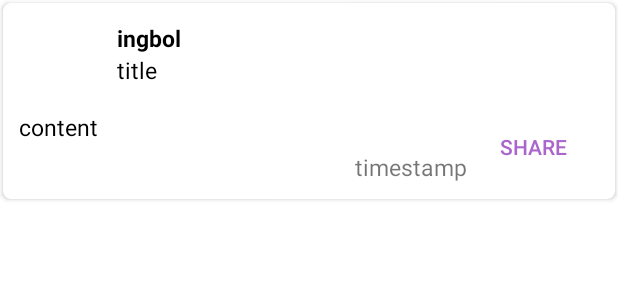
After one commit to TheFu527/e-game-playground, an Android app: the layout piazza_card.xml on its own in the app's theme, with its tools: preview values and no code run, on a phone screen of 412 x 824 dp. The commit adds this screen. Shown: the top 300 px of the screen. Run offline under Robolectric (Android 15) with nearby library versions, the phone set to English and light mode, and no system bars.

Commit message:
feat(piazza): add piazza_card layout & modify PiazzaCardDTO

```diff
--- a/EgamePlaygound/app/src/main/java/edu/neu/madcourse/numad21fa/egameplaygound/model/dto/PiazzaCardDTO.java
+++ b/EgamePlaygound/app/src/main/java/edu/neu/madcourse/numad21fa/egameplaygound/model/dto/PiazzaCardDTO.java
@@ -2,8 +2,8 @@ package edu.neu.madcourse.numad21fa.egameplaygound.model.dto;
 
 public class PiazzaCardDTO {
     private String uuid;
+    private String title;
     private String content;
-    private Integer numOfLikes;
     private UserInfoDTO creatorUser;
     private String timestamp;
 
@@ -19,21 +19,21 @@ public class PiazzaCardDTO {
         return this;
     }
 
+    public String getTitle() {
+        return title;
+    }
+
+    public PiazzaCardDTO setTitle(String title) {
+        this.title = title;
+        return this;
+    }
+
     public String getContent() {
         return content;
     }
 
     public PiazzaCardDTO setContent(String content) {
         this.content = content;
-        return this;
-    }
-
-    public Integer getNumOfLikes() {
-        return numOfLikes;
-    }
-
-    public PiazzaCardDTO setNumOfLikes(Integer numOfLikes) {
-        this.numOfLikes = numOfLikes;
         return this;
     }
 
--- a/EgamePlaygound/app/src/main/java/edu/neu/madcourse/numad21fa/egameplaygound/ui/MainActivity.java
+++ b/EgamePlaygound/app/src/main/java/edu/neu/madcourse/numad21fa/egameplaygound/ui/MainActivity.java
@@ -10,6 +10,7 @@ import edu.neu.madcourse.numad21fa.egameplaygound.constant.enums.user.UserGender
 import edu.neu.madcourse.numad21fa.egameplaygound.constant.enums.user.UserLevelEnum;
 import edu.neu.madcourse.numad21fa.egameplaygound.manager.database.DatabaseManager;
 import edu.neu.madcourse.numad21fa.egameplaygound.manager.database.DatabaseManagerImpl;
+import edu.neu.madcourse.numad21fa.egameplaygound.model.dto.PiazzaCardDTO;
 import edu.neu.madcourse.numad21fa.egameplaygound.model.dto.TeamUpCardDTO;
 import edu.neu.madcourse.numad21fa.egameplaygound.model.dto.UserInfoDTO;
 
@@ -36,6 +37,12 @@ public class MainActivity extends AppCompatActivity {
                 .setLocation("beijing")
                 .setUuid("uuid-uuid");
         dbManager.insertTeamUpCard(teamUpCardDTO);
+        PiazzaCardDTO piazzaCardDTO = new PiazzaCardDTO().setUuid("uuid-uuid")
+                .setTitle("Title")
+                .setContent("Content")
+                .setCreatorUser(user)
+                .setTimestamp("Timestamp");
+        dbManager.insertPiazzaCard(piazzaCardDTO);
 
         Intent intent = new Intent(MainActivity.this, NavigationActivity.class);
         startActivity(intent);
--- /dev/null
+++ b/EgamePlaygound/app/src/main/res/layout/piazza_card.xml
@@ -0,0 +1,106 @@
+<?xml version="1.0" encoding="utf-8"?>
+<androidx.cardview.widget.CardView xmlns:android="http://schemas.android.com/apk/res/android"
+    xmlns:app="http://schemas.android.com/apk/res-auto"
+    android:layout_width="match_parent"
+    android:layout_height="wrap_content"
+    android:layout_margin="2dp"
+    app:cardCornerRadius="5dp">
+
+    <RelativeLayout
+        android:layout_width="match_parent"
+        android:layout_height="match_parent"
+        android:layout_margin="5dp">
+
+        <ImageView
+            android:id="@+id/card_user_avatar_img_pz"
+            android:layout_width="50dp"
+            android:layout_height="50dp"
+            android:layout_marginStart="5dp"
+            android:layout_marginTop="5dp"
+            android:layout_marginEnd="5dp"
+            android:layout_marginBottom="5dp"
+            android:adjustViewBounds="false"
+            android:padding="3dp" />
+
+        <ImageView
+            android:id="@+id/card_user_gender_icon_pz"
+            android:layout_width="20dp"
+            android:layout_height="20dp"
+            android:layout_marginStart="5dp"
+            android:layout_marginTop="7dp"
+            android:layout_toEndOf="@+id/card_user_name_pz"
+            android:adjustViewBounds="false"
+            android:padding="1dp" />
+
+        <ImageView
+            android:id="@+id/card_user_level_icon_pz"
+            android:layout_width="20dp"
+            android:layout_height="20dp"
+            android:layout_marginStart="5dp"
+            android:layout_marginTop="7dp"
+            android:layout_toEndOf="@+id/card_user_gender_icon_pz"
+            android:adjustViewBounds="false"
+            android:padding="1dp" />
+
+        <TextView
+            android:id="@+id/card_user_name_pz"
+            android:layout_width="wrap_content"
+            android:layout_height="wrap_content"
+            android:layout_marginStart="10dp"
+            android:layout_marginTop="7dp"
+            android:layout_toEndOf="@+id/card_user_avatar_img_pz"
+            android:text="@string/card_user_name_pz"
+            android:textColor="@android:color/black"
+            android:textSize="15sp"
+            android:textStyle="bold" />
+
+        <TextView
+            android:id="@+id/card_content_pz"
+            android:layout_width="226dp"
+            android:layout_height="44dp"
+            android:layout_below="@+id/card_user_avatar_img_pz"
+            android:layout_marginStart="5dp"
+            android:layout_marginTop="6dp"
+            android:text="@string/card_content_pz"
+            android:textColor="@android:color/black"
+            android:textSize="15sp" />
+
+        <TextView
+            android:id="@+id/card_timestamp_pz"
+            android:layout_width="wrap_content"
+            android:layout_height="wrap_content"
+            android:layout_alignBottom="@id/card_share_button_pz"
+            android:layout_marginStart="5dp"
+            android:layout_marginTop="6dp"
+            android:layout_toStartOf="@id/card_share_button_pz"
+            android:text="@string/card_timestamp"
+            android:textSize="15sp" />
+
+        <Button
+            android:id="@+id/card_share_button_pz"
+            style="?android:attr/borderlessButtonStyle"
+            android:layout_width="wrap_content"
+            android:layout_height="wrap_content"
+            android:layout_below="@+id/card_user_avatar_img_pz"
+            android:layout_alignParentEnd="true"
+            android:layout_marginTop="6dp"
+            android:layout_marginEnd="5dp"
+            android:layout_marginBottom="5dp"
+            android:text="Share"
+            android:textColor="@android:color/holo_purple" />
+
+        <TextView
+            android:id="@+id/card_title_pz"
+            android:layout_width="189dp"
+            android:layout_height="wrap_content"
+            android:layout_alignStart="@+id/card_user_name_pz"
+            android:layout_alignBottom="@+id/card_user_avatar_img_pz"
+            android:layout_marginStart="0dp"
+            android:layout_marginBottom="5dp"
+            android:text="@string/card_title_pz"
+            android:textColor="@android:color/black"
+            android:textSize="15sp" />
+
+    </RelativeLayout>
+
+</androidx.cardview.widget.CardView>
--- a/EgamePlaygound/app/src/main/res/values/strings.xml
+++ b/EgamePlaygound/app/src/main/res/values/strings.xml
@@ -9,5 +9,12 @@
     <string name="card_user_name">Hao Fu</string>
     <string name="card_description">We need a teammate.</string>
     <string name="card_timestamp">timestamp</string>
+    <string name="card_user_name_pz">ingbol</string>
+    <string name="card_title_pz">title</string>
+    <string name="card_content_pz">content</string>
+    <string name="card_timestamp_pz">timestamp</string>
+
+
+
 
 </resources>
```
